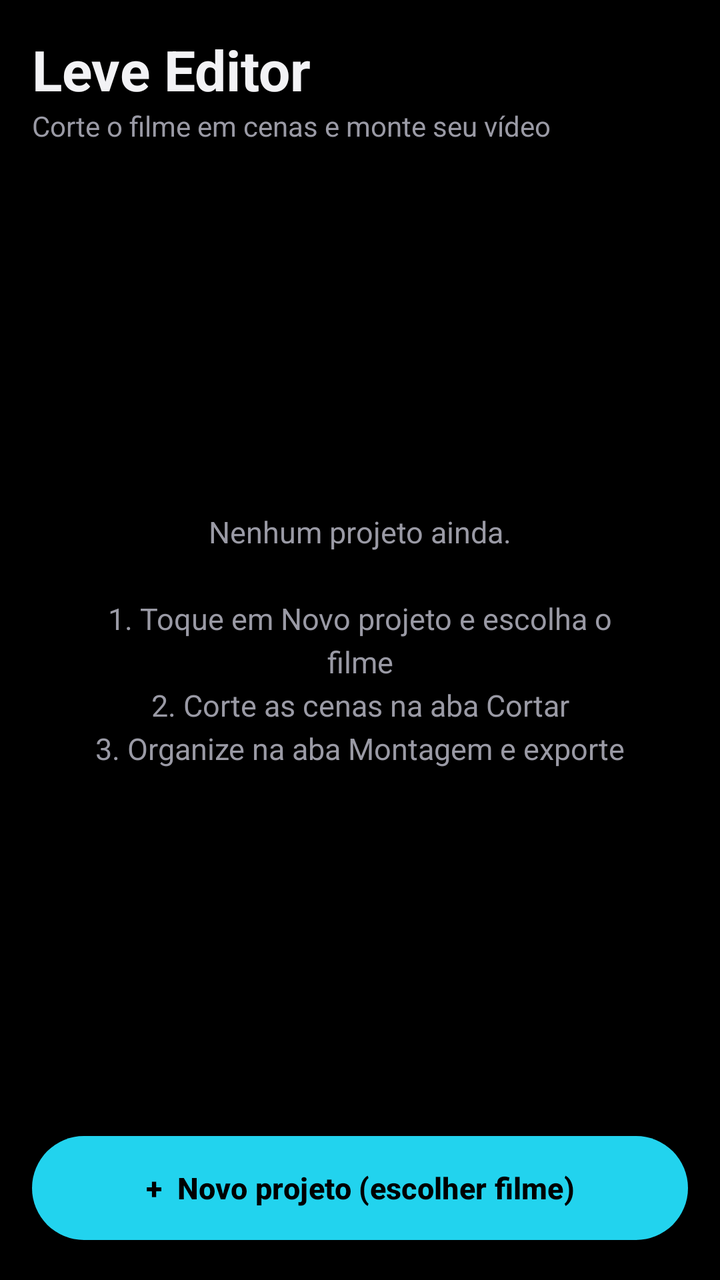
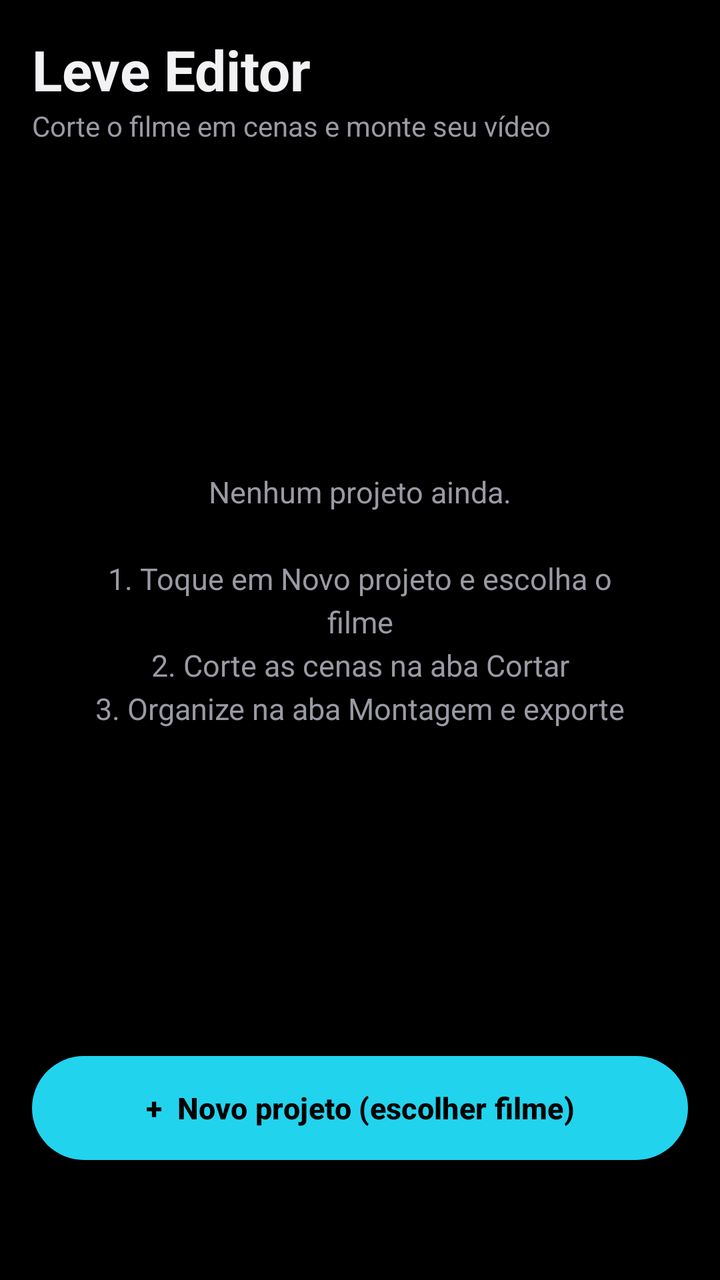

The first picture is an Android layout as it rendered before a commit; the second is the same layout after the commit. The layout source and the unified diff follow.
<!-- AndroidManifest.xml: application theme Theme.Leve -->
<!-- res/layout/activity_main.xml -->
<?xml version="1.0" encoding="utf-8"?>
<LinearLayout xmlns:android="http://schemas.android.com/apk/res/android"
    android:layout_width="match_parent"
    android:layout_height="match_parent"
    android:orientation="vertical"
    android:background="@color/bg"
    android:padding="16dp">

    <TextView
        android:layout_width="wrap_content"
        android:layout_height="wrap_content"
        android:text="Leve Editor"
        android:textColor="@color/text"
        android:textSize="28sp"
        android:textStyle="bold" />

    <TextView
        android:layout_width="wrap_content"
        android:layout_height="wrap_content"
        android:layout_marginBottom="12dp"
        android:text="Corte o filme em cenas e monte seu vídeo"
        android:textColor="@color/sub"
        android:textSize="14sp" />

    <FrameLayout
        android:layout_width="match_parent"
        android:layout_height="0dp"
        android:layout_weight="1">

        <androidx.recyclerview.widget.RecyclerView
            android:id="@+id/rvProjects"
            android:layout_width="match_parent"
            android:layout_height="match_parent" />

        <TextView
            android:id="@+id/tvEmpty"
            android:layout_width="match_parent"
            android:layout_height="wrap_content"
            android:layout_gravity="center"
            android:gravity="center"
            android:lineSpacingExtra="4dp"
            android:padding="24dp"
            android:text="Nenhum projeto ainda.\n\n1. Toque em Novo projeto e escolha o filme\n2. Corte as cenas na aba Cortar\n3. Organize na aba Montagem e exporte"
            android:textColor="@color/sub"
            android:textSize="15sp" />
    </FrameLayout>

    <com.google.android.material.button.MaterialButton
        android:id="@+id/btnNew"
        style="@style/BtnMain"
        android:layout_width="match_parent"
        android:layout_height="60dp"
        android:layout_marginTop="8dp"
        android:text="+  Novo projeto (escolher filme)" />
</LinearLayout>
<!-- resources referenced by this layout -->
<resources>
  <color name="bg">#000000</color>
  <color name="sub">#9A9AA5</color>
  <color name="text">#F2F2F5</color>
  <style name="BtnMain" parent="Widget.Material3.Button">
          <item name="android:textAllCaps">false</item>
          <item name="android:textSize">15sp</item>
          <item name="android:textStyle">bold</item>
      </style>
  <style name="Theme.Leve" parent="Theme.Material3.Dark.NoActionBar">
          <item name="colorPrimary">@color/accent</item>
          <item name="colorOnPrimary">#000000</item>
          <item name="colorSecondary">@color/accent</item>
          <item name="colorSurface">@color/panel</item>
          <item name="android:colorBackground">@color/bg</item>
          <item name="android:windowBackground">@color/bg</item>
          <item name="android:statusBarColor">@color/bg</item>
          <item name="android:navigationBarColor">@color/bg</item>
      </style>
  <color name="accent">#22D3EE</color>
  <color name="panel">#121214</color>
</resources>

<!-- the commit's change to res/layout/activity_main.xml (unified diff, before → after) -->
@@ -52,4 +52,13 @@
         android:layout_height="60dp"
         android:layout_marginTop="8dp"
         android:text="+  Novo projeto (escolher filme)" />
+
+    <TextView
+        android:id="@+id/tvUpdate"
+        android:layout_width="match_parent"
+        android:layout_height="40dp"
+        android:background="?attr/selectableItemBackground"
+        android:gravity="center"
+        android:textColor="@color/sub"
+        android:textSize="13sp" />
 </LinearLayout>
